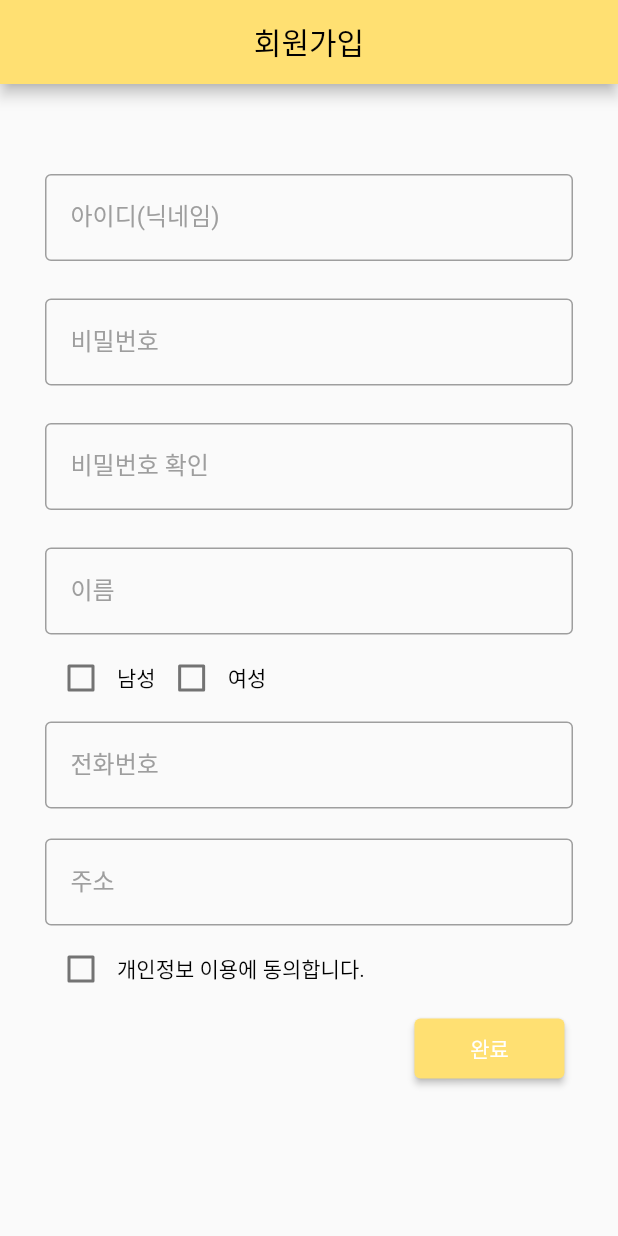
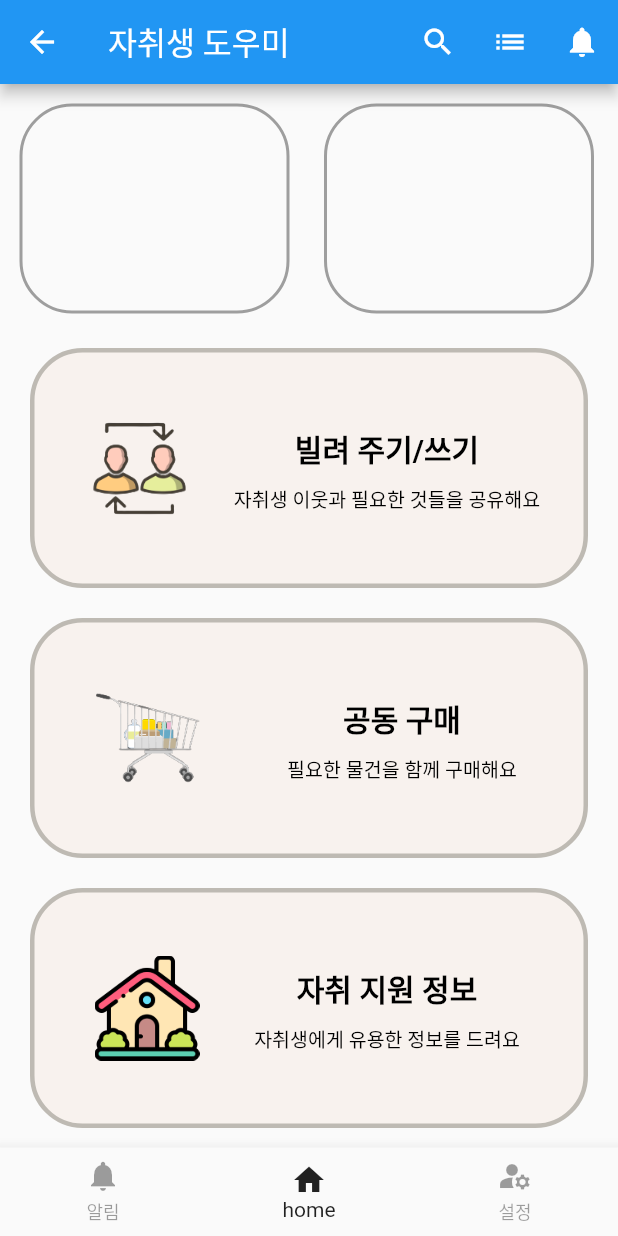
Before and after one commit to leejieun0000/fighting6, a Flutter app: the JoinWidget screen opened directly, after a tap on "완료", on a phone screen of 412 x 824 dp. Run offline on Flutter 3.47's test engine with Material 2 defaults, Android fonts, the phone set to English and light mode, and no system bars.

Commit message:
home and bottombar

```diff
--- /dev/null
+++ b/lib/home.dart
@@ -0,0 +1,89 @@
+import 'package:flutter/material.dart';
+import 'package:project1/LB_page.dart';
+import 'package:project1/home_button.dart';
+
+class MyHome extends StatefulWidget{
+  const MyHome({Key? key}) : super(key: key);
+
+  @override
+  State<MyHome> createState() => _MyHomeState();
+}
+
+class _MyHomeState extends State<MyHome>{
+  int _bottomSelectedIndex = 1;
+
+  void _tabSelect(int tabIndex){
+    setState(() {
+      _bottomSelectedIndex = tabIndex;
+    });
+  }
+
+  // List<Widget> _tapNavigatorBuilder(){
+  //   return [
+  //
+  //   ];
+  // }
+
+  @override
+  Widget build(BuildContext context) {
+    return Scaffold(
+      appBar: AppBar (
+        title: Text(
+          '자취생 도우미',
+          style: Theme.of(context).appBarTheme.titleTextStyle,
+        ),
+        actions: [
+          IconButton(
+            onPressed: (){},
+            icon: Icon(Icons.search),
+          ),
+          IconButton(
+            onPressed: (){},
+            icon: Icon(Icons.list),
+          ),
+          IconButton(
+            onPressed: (){},
+            icon: Icon(Icons.notifications),
+          ),
+        ],
+      ),
+      body: IndexedStack(
+        index: _bottomSelectedIndex,
+        children: [
+          Container(
+            color: Colors.accents[0],
+          ),
+          HomeButton(),
+          Container(
+            color: Colors.white,
+          ),
+          Container(
+            color: Colors.accents[10],
+          ),
+        ],
+      ),
+      bottomNavigationBar: BottomNavigationBar(
+        currentIndex: _bottomSelectedIndex,
+        onTap: (index){
+          setState(() {
+            _bottomSelectedIndex = index;
+          });
+        },
+        items: [
+          BottomNavigationBarItem(
+              icon: Icon(Icons.notifications),
+              label: '알림'
+          ),
+          BottomNavigationBarItem(
+            icon: Icon(Icons.home),
+          label: 'home'
+          ),
+          BottomNavigationBarItem(
+            icon: Icon(Icons.manage_accounts),
+            label: '설정'
+          ),
+        ],
+      ),
+    );
+  }
+}
--- /dev/null
+++ b/lib/home_button.dart
@@ -0,0 +1,209 @@
+import 'package:flutter/material.dart';
+import 'package:project1/LB_page.dart';
+import 'package:project1/Landing_S.dart';
+import 'package:project1/main.dart';
+
+class HomeButton extends StatelessWidget {
+  const HomeButton({Key? key}) : super(key: key);
+
+  @override
+  Widget build(BuildContext context){
+    return Column(
+      children: [
+        SingleChildScrollView(
+          scrollDirection: Axis.horizontal,
+          child: Row(
+            children: [
+              Container(
+                height: 140,
+                width: 180,
+                margin: EdgeInsets.all(13),
+                decoration: BoxDecoration(
+                  borderRadius: BorderRadius.circular(35),
+                  border: Border.all(color: Colors.grey, width: 2),
+                ),
+              ),
+              Container(
+                height: 140,
+                width: 180,
+                margin: EdgeInsets.all(10),
+                decoration: BoxDecoration(
+                  borderRadius: BorderRadius.circular(35),
+                  border: Border.all(color: Colors.grey, width: 2),
+                ),
+              ),
+              Container(
+                height: 140,
+                width: 180,
+                margin: EdgeInsets.all(10),
+                decoration: BoxDecoration(
+                  borderRadius: BorderRadius.circular(35),
+                  border: Border.all(color: Colors.grey, width: 2),
+                ),
+              ),
+            ],
+          ),
+        ),
+        Container(
+          height: 160,
+          margin: EdgeInsets.fromLTRB(20, 10, 20, 10),
+          decoration: BoxDecoration(
+            borderRadius: BorderRadius.circular(35),
+            border: Border.all(color: Color(0xffBEBAB3), width: 3),
+            color: Color(0xfff8f2ee),
+          ),
+          child: Row(
+            children: [
+              Container(
+                margin: EdgeInsets.only(left: 20),
+                child: InkWell(
+                  onTap: (){
+                    Navigator.push(
+                      context,
+                      MaterialPageRoute(builder: (context) => const LandingSetting()),
+                    );
+                  },
+                  child: Image.asset("images/human.png",
+                    height: 100,
+                    width: 100,),
+                ),
+              ),
+              Container(
+                height: 160,
+                width: 210,
+                margin: EdgeInsets.only(top: 40, left: 10),
+                child: Column(
+                  children: [
+                    TextButton(
+                      onPressed: (){
+                        Navigator.push(
+                          context,
+                          MaterialPageRoute(builder: (context) => const LandingSetting()),
+                        );
+                      },
+                      child: Text(
+                        '빌려 주기/쓰기',
+                        style: TextStyle(fontSize: 20, color: Colors.black, fontWeight: FontWeight.bold),
+                      ),
+                    ),
+                    Text(
+                        '자취생 이웃과 필요한 것들을 공유해요',
+                      style: TextStyle(fontSize: 13, color: Colors.black,),
+                      textAlign: TextAlign.center,
+                    ),
+                  ],
+                ),
+              ),
+            ],
+          ),
+        ),
+        Container(
+          height: 160,
+          margin: EdgeInsets.fromLTRB(20, 10, 20, 10),
+          decoration: BoxDecoration(
+            borderRadius: BorderRadius.circular(35),
+            border: Border.all(color: Color(0xffBEBAB3), width: 3),
+            color: Color(0xfff8f2ee),
+          ),
+          child: Row(
+            children: [
+              Container(
+                margin: EdgeInsets.only(left: 30),
+                child: InkWell(
+                  onTap: (){
+                    Navigator.push(
+                      context,
+                      MaterialPageRoute(builder: (context) => const MySwitch()),
+                    );
+                  },
+                  child: Image.asset("images/cart.png",
+                    height: 90,
+                    width: 90,),
+                ),
+              ),
+              Container(
+                height: 160,
+                width: 210,
+                margin: EdgeInsets.only(top: 40, left: 20),
+                child: Column(
+                  children: [
+                    TextButton(
+                      onPressed: (){
+                        Navigator.push(
+                          context,
+                          MaterialPageRoute(builder: (context) => const MySwitch()),
+                        );
+                      },
+                      child: Text(
+                        '공동 구매',
+                        style: TextStyle(fontSize: 20, color: Colors.black, fontWeight: FontWeight.bold),
+                      ),
+                    ),
+                    Text(
+                      '필요한 물건을 함께 구매해요',
+                      style: TextStyle(fontSize: 13, color: Colors.black,),
+                      textAlign: TextAlign.center,
+                    ),
+                  ],
+                ),
+              ),
+            ],
+          ),
+        ),
+        Container(
+          height: 160,
+          margin: EdgeInsets.fromLTRB(20, 10, 20, 10),
+          decoration: BoxDecoration(
+            borderRadius: BorderRadius.circular(35),
+            border: Border.all(color: Color(0xffBEBAB3), width: 3),
+            color: Color(0xfff8f2ee),
+          ),
+          child: Row(
+            children: [
+              Container(
+                margin: EdgeInsets.only(left: 40),
+                child: InkWell(
+                  onTap: (){
+                    Navigator.push(
+                      context,
+                      MaterialPageRoute(builder: (context) => const MySwitch()),
+                    );
+                  },
+                  child: Image.asset("images/house.png",
+                    height: 70,
+                    width: 70,),
+                ),
+              ),
+              Container(
+                height: 160,
+                width: 210,
+                margin: EdgeInsets.only(top: 40, left: 20),
+                child: Column(
+                  children: [
+                    TextButton(
+                      onPressed: (){
+                        Navigator.push(
+                          context,
+                          MaterialPageRoute(builder: (context) => const MySwitch()),
+                        );
+                      },
+                      child: Text(
+                        '자취 지원 정보',
+                        style: TextStyle(fontSize: 20, color: Colors.black, fontWeight: FontWeight.bold),
+                      ),
+                    ),
+                    Text(
+                      '자취생에게 유용한 정보를 드려요',
+                      style: TextStyle(fontSize: 13, color: Colors.black,),
+                      textAlign: TextAlign.center,
+                    ),
+                  ],
+                ),
+              ),
+            ],
+          ),
+        ),
+      ],
+    );
+  }
+}
--- a/lib/join.dart
+++ b/lib/join.dart
@@ -1,4 +1,6 @@
 import 'package:flutter/material.dart';
+import 'package:project1/home.dart';
+import 'package:project1/main.dart';
 
 void main() {
   runApp(MyApp());
@@ -237,10 +239,10 @@ class _JoinWidgetState extends State<JoinWidget> {
               padding: const EdgeInsets.only(right: 5.0),
               child: ElevatedButton(
                 onPressed: (){
-                  // Navigator.push(
-                  //   context,
-                  //   MaterialPageRoute(builder: (context) => const CheckBoxs()),
-                  // );
+                  Navigator.push(
+                    context,
+                    MaterialPageRoute(builder: (context) => const MyHome()),
+                  );
                 },
                 child: const Text('완료'),
                 style: ElevatedButton.styleFrom(
```
Also changed, not shown: lib/LB_page.dart (added, +12 -0 lines), lib/Landing_S.dart (added, +213 -0 lines), lib/main.dart (+14 -0 lines), pubspec.yaml (+7 -1 lines), images/cart.png (added), images/giving.png (added), images/house.png (added), images/human.png (added), pubspec.lock.
